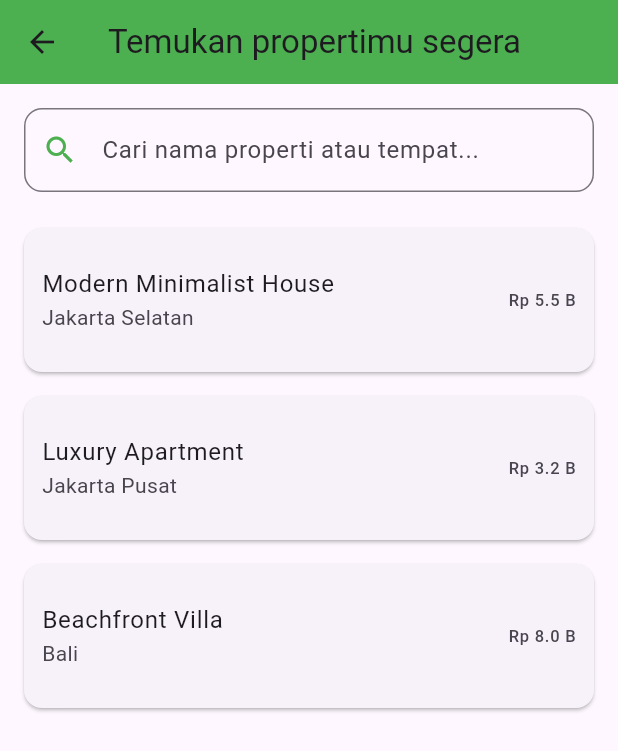
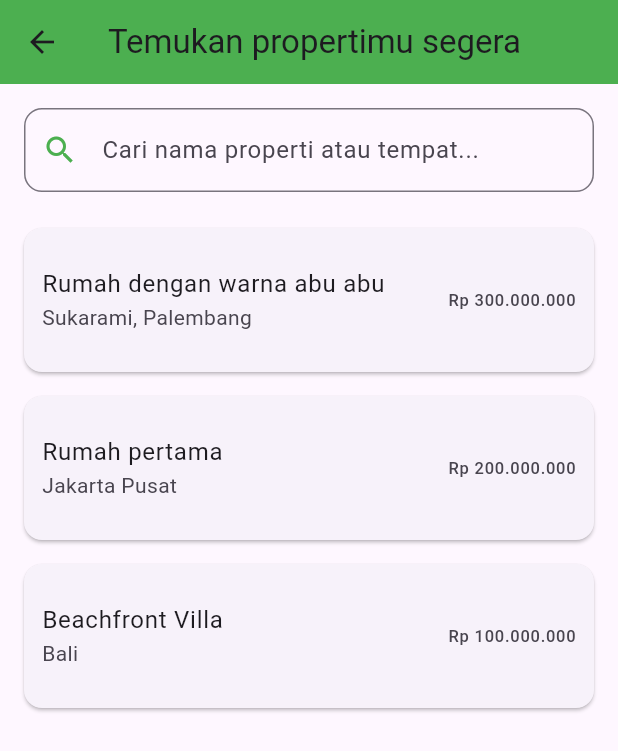
Before and after one commit to mseptiawan/real_estate, a Flutter app: the SearchScreen screen opened directly, on a phone screen of 412 x 824 dp. Shown: the top 751 px of the screen. Run offline on Flutter 3.47's test engine with Material 3 defaults, Android fonts, the phone set to English and light mode, and no system bars; our stand-ins replace fluttertoast, shared_preferences; accounts and stored records are empty.

Commit message:
up image

```diff
--- a/lib/main.dart
+++ b/lib/main.dart
@@ -1,12 +1,7 @@
 import 'package:flutter/material.dart';
 import 'package:real_estate/screens/login.screen.dart';
-import 'package:real_estate/screens/profile_screen.dart';
-import 'package:real_estate/screens/detail_screen.dart';
-
 import 'screens/register_screen.dart';
-import 'screens/home_screen.dart';
 import 'screens/navigation_screen.dart';
-import 'package:flutter/foundation.dart';
 
 void main() {
   runApp(const MyApp());
@@ -19,15 +14,11 @@ class MyApp extends StatelessWidget {
   Widget build(BuildContext context) {
     return MaterialApp(
       debugShowCheckedModeBanner: false,
-      initialRoute: '/register',
+      initialRoute: '/',
       routes: {
         '/': (context) => const NavigationScreen(),
         '/login': (context) => const LoginScreen(),
         '/register': (context) => const RegisterScreen(),
-        '/home': (context) => const HomeScreen(),
-        '/profile': (context) => const ProfileScreen(),
-        // '/search': (context) => const SearchScreen(),
-        // '/favorite': (context) => const FavoriteScreen(),
       },
     );
   }
--- a/lib/models/data.dart
+++ b/lib/models/data.dart
@@ -54,14 +54,16 @@ class AppData {
   static final List<Property> properties = [
     Property(
       id: '1',
-      name: 'Modern Minimalist House',
-      location: 'Jakarta Selatan',
-      price: 5500000000,
+      name: 'Rumah dengan warna abu abu',
+      location: 'Sukarami, Palembang',
+      price: '300.000.000',
       beds: 3,
       baths: 2,
       size: 150,
       description: 'Beautiful modern house with garden and pool',
-      images: ['assets/house1.jpg', 'assets/house1_2.jpg'],
+      images: [
+        'assets/images/rumahketiga.jpg',
+      ],
       type: '1',
       isFeatured: true,
       agent: '1',
@@ -69,14 +71,14 @@ class AppData {
     ),
     Property(
       id: '2',
-      name: 'Luxury Apartment',
+      name: 'Rumah pertama',
       location: 'Jakarta Pusat',
-      price: 3200000000,
+      price: '200.000.000',
       beds: 2,
       baths: 2,
       size: 80,
       description: 'High-rise apartment with city view',
-      images: ['assets/apt1.jpg', 'assets/apt1_2.jpg'],
+      images: ['assets/images/rumahpertama.jpg'],
       type: '2',
       isFeatured: true,
       agent: '1',
@@ -86,12 +88,12 @@ class AppData {
       id: '3',
       name: 'Beachfront Villa',
       location: 'Bali',
-      price: 8000000000,
+      price: '100.000.000',
       beds: 4,
       baths: 3,
       size: 200,
       description: 'Luxurious villa with private beach access',
-      images: ['assets/villa1.jpg', 'assets/villa1_2.jpg'],
+      images: ['assets/images/rumahkedua.jpg'],
       type: '3',
       isFeatured: true,
       agent: '2',
--- a/lib/models/property.dart
+++ b/lib/models/property.dart
@@ -2,7 +2,7 @@ class Property {
   final String id;
   final String name;
   final String location;
-  final double price;
+  final String price;
   final int beds;
   final int baths;
   final double size;
--- a/lib/screens/detail_screen.dart
+++ b/lib/screens/detail_screen.dart
@@ -138,7 +138,7 @@ class _DetailScreenState extends State<DetailScreen> {
                     ),
                     const SizedBox(height: 16),
                     Text(
-                      'Price: Rp ${(property.price / 1000000000).toStringAsFixed(1)} B',
+                      'Price: Rp ${property.price}',
                       style: const TextStyle(
                         fontSize: 18,
                         fontWeight: FontWeight.bold,
--- a/lib/screens/favorit_screen.dart
+++ b/lib/screens/favorit_screen.dart
@@ -64,7 +64,6 @@ class _FavoriteScreenState extends State<FavoriteScreen> {
                   ),
                 ),
                 padding: const EdgeInsets.all(16.0),
-
               ),
 
               // Featured Properties
@@ -186,7 +185,7 @@ class _FavoriteScreenState extends State<FavoriteScreen> {
                     mainAxisAlignment: MainAxisAlignment.spaceBetween,
                     children: [
                       Text(
-                        'Rp ${(property.price / 1000000000).toStringAsFixed(1)} B',
+                        'Rp ${property.price}',
                         style: const TextStyle(
                           fontSize: 18,
                           fontWeight: FontWeight.bold,
--- a/lib/screens/home_screen.dart
+++ b/lib/screens/home_screen.dart
@@ -315,7 +315,7 @@ class _HomeScreenState extends State<HomeScreen> {
                     mainAxisAlignment: MainAxisAlignment.spaceBetween,
                     children: [
                       Text(
-                        'Rp ${(property.price / 1000000000).toStringAsFixed(1)} B',
+                        'Rp ${property.price}',
                         style: const TextStyle(
                           fontSize: 18,
                           fontWeight: FontWeight.bold,
--- a/lib/screens/search_screen.dart
+++ b/lib/screens/search_screen.dart
@@ -83,8 +83,7 @@ class _SearchScreenState extends State<SearchScreen> {
                         contentPadding: const EdgeInsets.all(12),
                         title: Text(property.name),
                         subtitle: Text(property.location),
-                        trailing: Text(
-                            'Rp ${(property.price / 1000000000).toStringAsFixed(1)} B'),
+                        trailing: Text('Rp ${property.price}'),
                       ),
                     ),
                   );
```
Also changed, not shown: assets/images/apartemenpertama.jpg (added), assets/images/kontrakkankeduan.jpg (added), assets/images/kontrakkanpertama.jpg (added), assets/images/kospertama.jpg (added), assets/images/rumahkedua.jpg (added), assets/images/rumahketiga.jpg (added), assets/images/rumahpertama.jpg (added), assets/images/tanahkedua.jpg (added), assets/images/tanahpertama.jpg (added).
